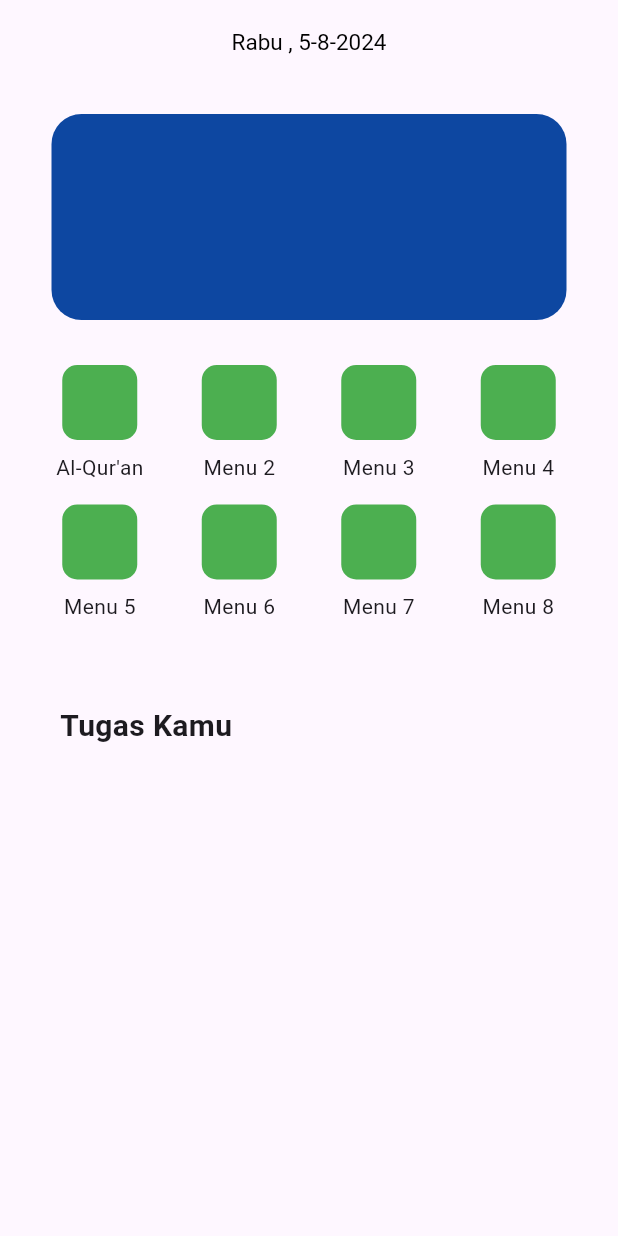
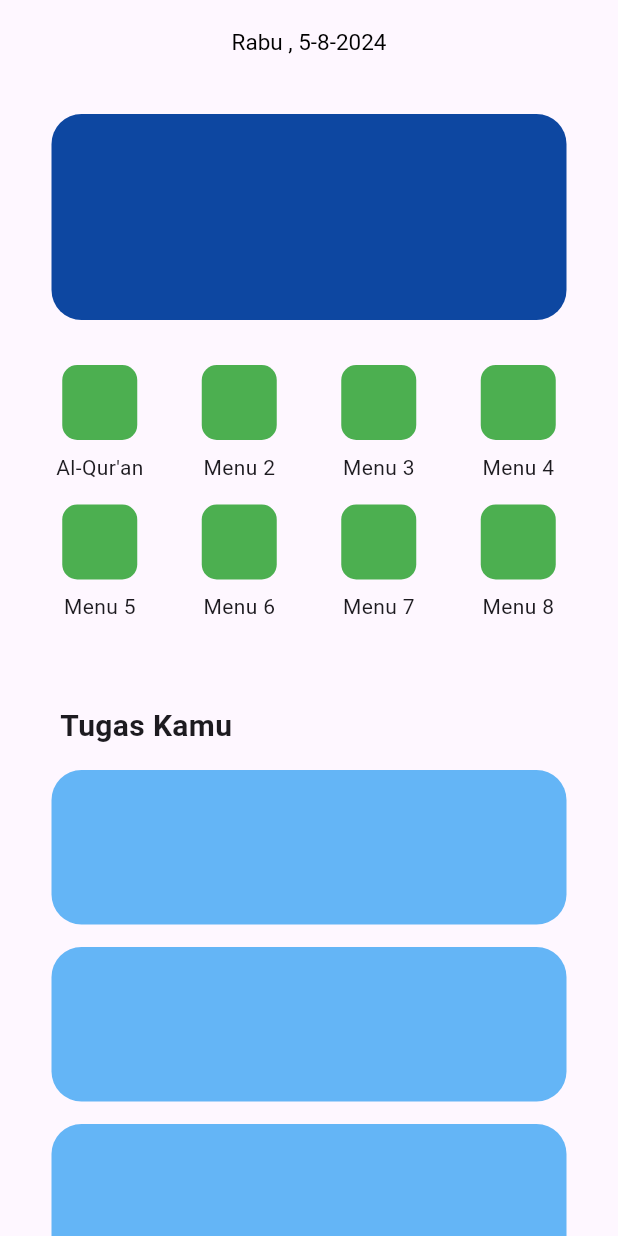
Before and after one commit to mhrdwan/junub, a Flutter app: the screen it shows after launch, on a phone screen of 412 x 824 dp. Run offline on Flutter 3.47's test engine with Material 3 defaults, Android fonts, the phone set to English and light mode, and no system bars; our stand-ins replace dio.

Commit message:
nambah menu screen

```diff
--- a/lib/view/dashboard_view.dart
+++ b/lib/view/dashboard_view.dart
@@ -70,9 +70,28 @@ class _DashboardViewState extends State<DashboardView> {
         );
     }
   }
+  // Membuat list widget menggunakan for loop
 
   @override
   Widget build(BuildContext context) {
+    List<Widget> containerList = [];
+    for (int i = 0; i < 5; i++) {
+      containerList.add(
+        Padding(
+          padding: const EdgeInsets.only(top: 15),
+          child: Center(
+            child: Container(
+              decoration: BoxDecoration(
+                color: Colors.blue[300],
+                borderRadius: BorderRadius.circular(20),
+              ),
+              width: MediaQuery.of(context).size.width / 1.2,
+              height: MediaQuery.of(context).size.height / 8,
+            ),
+          ),
+        ),
+      );
+    }
     return Scaffold(
       appBar: AppBar(
         centerTitle: true,
@@ -137,6 +156,8 @@ class _DashboardViewState extends State<DashboardView> {
                 ),
               ),
             ),
+            // Generate 4 Containers with loop
+            ...containerList,
           ],
         ),
       ),
```
